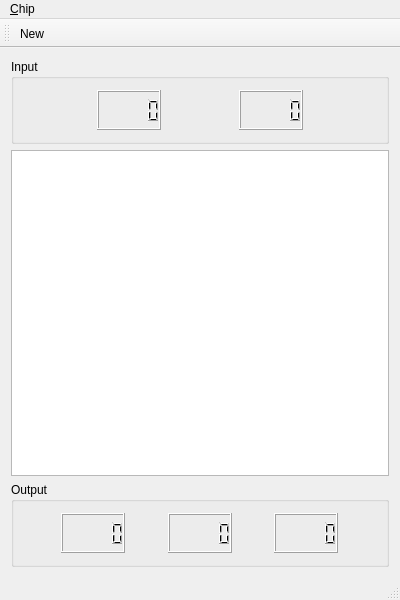
Before: the Qt Designer form mainwindow.ui in MangoMaster/qt_microfluidic_chip_simulator, drawn with Qt 5.
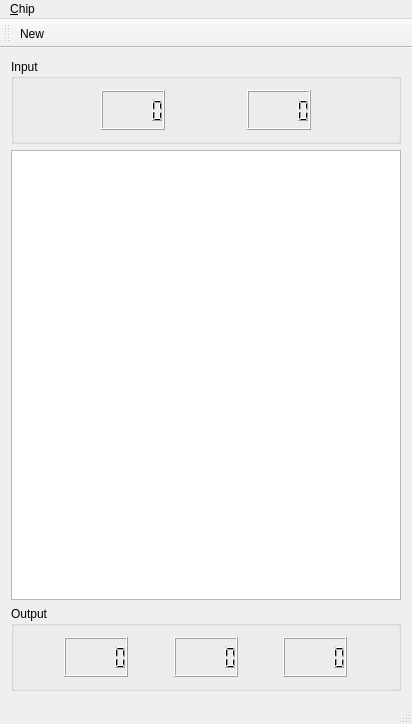
After: the same form once the commit is applied. Custom widgets are drawn as their Qt base class.

```diff
--- a/mainwindow.ui
+++ b/mainwindow.ui
@@ -6,8 +6,8 @@
    <rect>
     <x>0</x>
     <y>0</y>
-    <width>400</width>
-    <height>600</height>
+    <width>412</width>
+    <height>724</height>
    </rect>
   </property>
   <property name="windowTitle">
@@ -157,7 +157,7 @@
     <rect>
      <x>0</x>
      <y>0</y>
-     <width>400</width>
+     <width>412</width>
      <height>39</height>
     </rect>
    </property>
@@ -186,6 +186,13 @@
   </action>
  </widget>
  <layoutdefault spacing="6" margin="11"/>
+ <customwidgets>
+  <customwidget>
+   <class>Chip</class>
+   <extends>QGraphicsView</extends>
+   <header>chip.h</header>
+  </customwidget>
+ </customwidgets>
  <resources/>
  <connections/>
 </ui>
```
Left out of the diff: 5 changed lines with no effect on the pictures.
